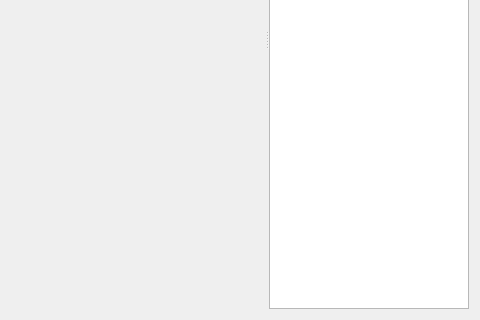
Qt form src/pcot/assets/tabroicull.ui (AU-ExoMars/PCOT) before a commit; both pictures show x 408 to 888 and y 243 to 563 of the 888 by 563 pixel window.
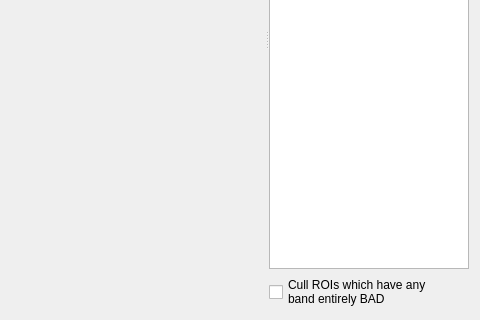
The same form after that commit. Custom widgets are drawn as their Qt base class.

What changed in the file:
```diff
--- a/src/pcot/assets/tabroicull.ui
+++ b/src/pcot/assets/tabroicull.ui
@@ -37,6 +37,14 @@
        <item row="1" column="0">
         <widget class="QListWidget" name="roiList"/>
        </item>
+       <item row="2" column="0">
+        <widget class="QCheckBox" name="checkCullBad">
+         <property name="text">
+          <string>Cull ROIs which have any
+band entirely BAD</string>
+         </property>
+        </widget>
+       </item>
        <item row="0" column="0">
         <widget class="QLabel" name="label">
          <property name="text">
```
